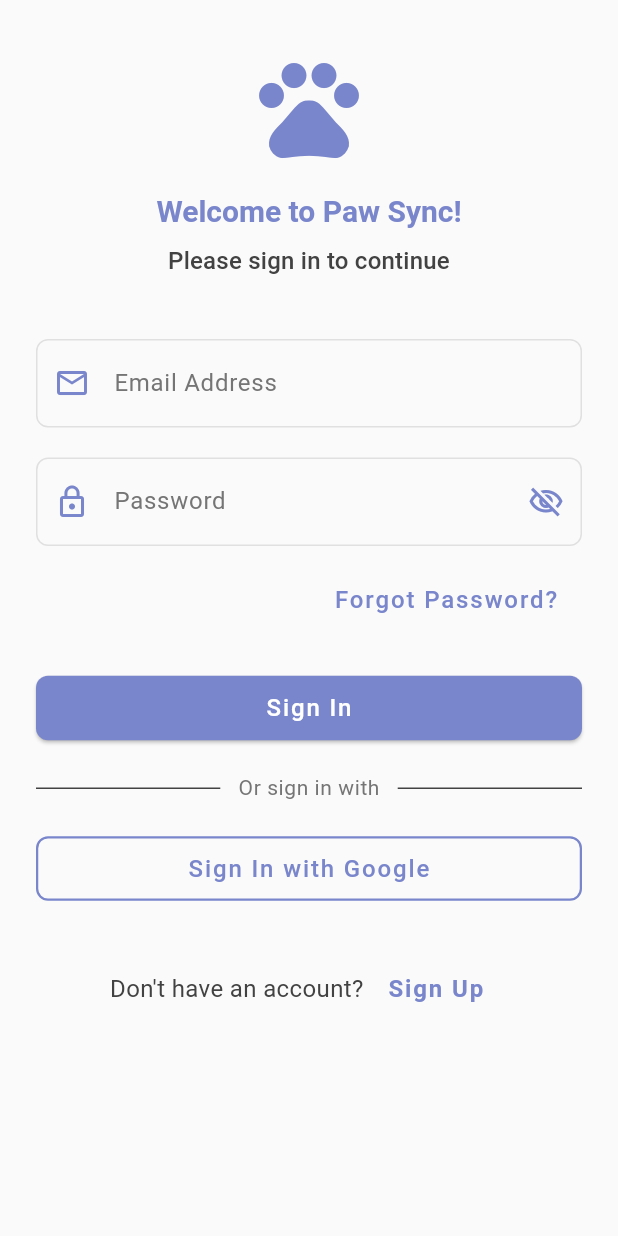
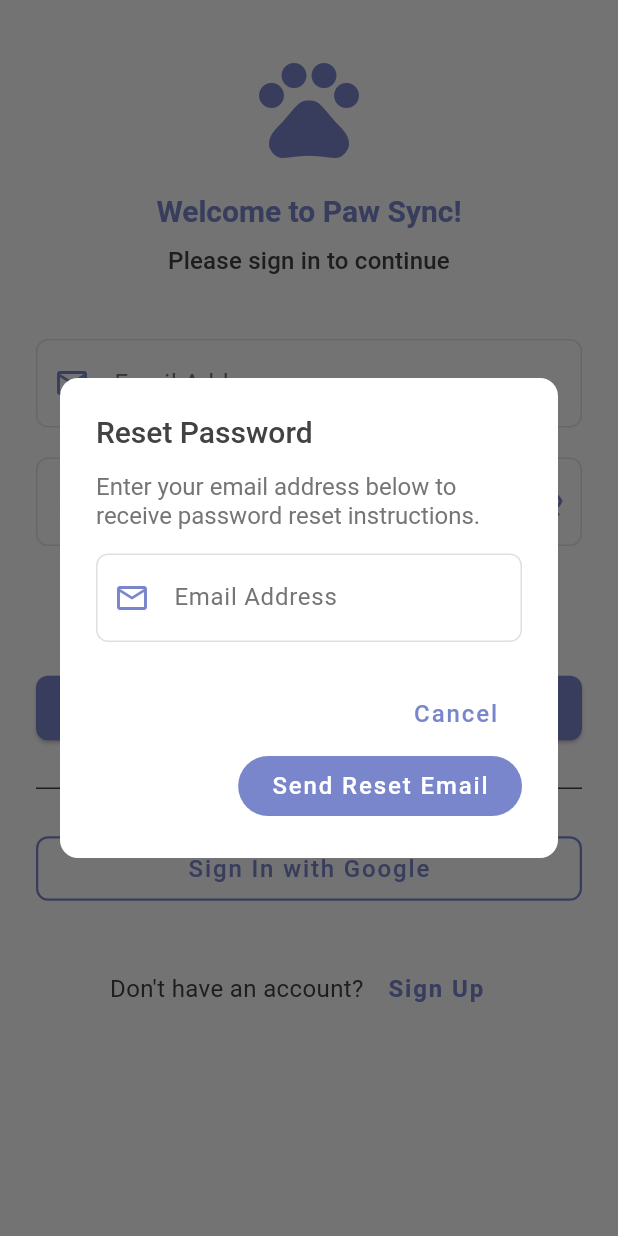
Before and after one commit to JSchilliger/pawsync-extended, a Flutter app: the screen it shows after launch, after a tap on "Forgot Password?", on a phone screen of 412 x 824 dp. Run offline on Flutter 3.47's test engine with Material 3 defaults, Android fonts, the phone set to English and light mode, and no system bars; our stand-ins replace cloud_firestore, firebase_auth, firebase_core, flutter_riverpod, go_router, google_sign_in; accounts and stored records are empty; generated files the repository leaves out were written again; Roboto replaces fonts that are missing (RobotoSlab); statements that could not run were skipped.

Commit message:
feat: Complete auth setup with Google Sign-In and Forgot Password
- Added `google_sign_in` dependency to pubspec.yaml.
- Implemented the UI flow for 'Forgot Password' functionality on the LoginScreen, including a dialog for email input and feedback snackbars.
- Connected 'Forgot Password' UI to the `AuthNotifier`'s `sendPasswordResetEmail` method.
- Reviewed and confirmed existing Google Sign-In logic in the repository and notifier.
- Updated a minor comment in AuthNotifier.

User action required:
- Run `flutter pub get`.
- Ensure Firebase platform-specific configuration for Google Sign-In (SHA-1 for Android, URL Scheme for iOS) is complete.
- Run `flutterfire configure` to ensure `firebase_options.dart` is current.
- Thoroughly test all authentication flows.

```diff
--- a/paw_sync/lib/core/auth/notifiers/auth_notifier.dart
+++ b/paw_sync/lib/core/auth/notifiers/auth_notifier.dart
@@ -77,7 +77,8 @@ class AuthNotifier extends AsyncNotifier<fb_auth.User?> {
       await ref.read(authRepositoryProvider).signInWithGoogle();
       // authStateChangesProvider should reflect the new user on successful Google Sign-In.
     } catch (e, s) {
-      // This will catch the UnimplementedError from the repository for now.
+      // If signInWithGoogle fails (e.g., user cancels, network issue, Firebase config error),
+      // it will throw an exception caught here.
       state = AsyncError(e, s);
     }
   }
--- a/paw_sync/lib/core/auth/screens/login_screen.dart
+++ b/paw_sync/lib/core/auth/screens/login_screen.dart
@@ -51,14 +51,19 @@ class _LoginScreenState extends ConsumerState<LoginScreen> {
     final colorScheme = Theme.of(context).colorScheme;
     final authState = ref.watch(authNotifierProvider); // Watch the auth state
 
-    // Listen to auth state for showing SnackBars on error
+    // Listen to auth state for showing SnackBars on error for general auth operations
     ref.listen<AsyncValue>(
       authNotifierProvider,
       (previous, next) {
         if (next.hasError && !next.isLoading) {
+          // Avoid showing snackbar if it's a specific error handled elsewhere (e.g., dialog)
+          // This is a general catch-all.
+          final errorMessage = next.error is AuthRepositoryException
+              ? (next.error as AuthRepositoryException).message
+              : next.error.toString();
           ScaffoldMessenger.of(context).showSnackBar(
             SnackBar(
-              content: Text(next.error.toString()), // Basic error display
+              content: Text(errorMessage),
               backgroundColor: colorScheme.error,
             ),
           );
@@ -173,10 +178,7 @@ class _LoginScreenState extends ConsumerState<LoginScreen> {
                   Align(
                     alignment: Alignment.centerRight,
                     child: TextButton(
-                      onPressed: () {
-                        // TODO: Implement forgot password logic
-                        print('Forgot password pressed');
-                      },
+                      onPressed: () => _showForgotPasswordDialog(context, ref),
                       child: Text(
                         'Forgot Password?',
                         style: TextStyle(color: colorScheme.primary),
@@ -262,4 +264,107 @@ class _LoginScreenState extends ConsumerState<LoginScreen> {
       ),
     );
   }
+
+  // Method to show the forgot password dialog
+  void _showForgotPasswordDialog(BuildContext context, WidgetRef ref) {
+    final TextEditingController emailController = TextEditingController();
+    final GlobalKey<FormState> dialogFormKey = GlobalKey<FormState>();
+    final colorScheme = Theme.of(context).colorScheme;
+
+    showDialog(
+      context: context,
+      builder: (BuildContext dialogContext) {
+        return AlertDialog(
+          title: const Text('Reset Password'),
+          content: Form(
+            key: dialogFormKey,
+            child: Column(
+              mainAxisSize: MainAxisSize.min,
+              children: <Widget>[
+                const Text('Enter your email address below to receive password reset instructions.'),
+                const SizedBox(height: 16),
+                TextFormField(
+                  controller: emailController,
+                  decoration: InputDecoration(
+                    labelText: 'Email Address',
+                    hintText: 'you@example.com',
+                    prefixIcon: Icon(Icons.email_outlined, color: colorScheme.primary),
+                  ),
+                  keyboardType: TextInputType.emailAddress,
+                  validator: (value) {
+                    if (value == null || value.trim().isEmpty) {
+                      return 'Please enter your email address.';
+                    }
+                    final emailRegex = RegExp(r"^[a-zA-Z0-9.a-zA-Z0-9.!#$%&'*+-/=?^_`{|}~]+@[a-zA-Z0-9]+\.[a-zA-Z]+");
+                    if (!emailRegex.hasMatch(value)) {
+                      return 'Please enter a valid email address.';
+                    }
+                    return null;
+                  },
+                  autovalidateMode: AutovalidateMode.onUserInteraction,
+                ),
+              ],
+            ),
+          ),
+          actions: <Widget>[
+            TextButton(
+              child: const Text('Cancel'),
+              onPressed: () {
+                Navigator.of(dialogContext).pop();
+              },
+            ),
+            FilledButton( // Using FilledButton for primary action in dialog
+              child: const Text('Send Reset Email'),
+              onPressed: () async {
+                if (dialogFormKey.currentState?.validate() ?? false) {
+                  final email = emailController.text.trim();
+                  try {
+                    // Call the method from AuthNotifier
+                    // Note: We don't use ref.watch here as it's an action.
+                    // The authNotifierProvider itself isn't directly tracking reset password state,
+                    // so we directly call the method. Feedback is manual via SnackBar.
+                    await ref.read(authNotifierProvider.notifier).sendPasswordResetEmail(email: email);
+
+                    Navigator.of(dialogContext).pop(); // Close dialog
+
+                    if (mounted) { // Check if the widget is still in the tree
+                      ScaffoldMessenger.of(context).showSnackBar(
+                        SnackBar(
+                          content: Text('Password reset email sent to $email.'),
+                          backgroundColor: Colors.green,
+                        ),
+                      );
+                    }
+                  } catch (e) {
+                    // Error handling directly here for the dialog's context
+                    Navigator.of(dialogContext).pop(); // Close dialog
+                    if (mounted) { // Check if the widget is still in the tree
+                      final errorMessage = e is AuthRepositoryException ? e.message : e.toString();
+                      ScaffoldMessenger.of(context).showSnackBar(
+                        SnackBar(
+                          content: Text('Error: $errorMessage'),
+                          backgroundColor: Theme.of(context).colorScheme.error,
+                        ),
+                      );
+                    }
+                  } finally {
+                     emailController.dispose();
+                  }
+                }
+              },
+            ),
+          ],
+        );
+      },
+    ).then((_) {
+      // Ensure controller is disposed if dialog is dismissed by tapping outside
+      // This is a bit of a safety net, primary disposal is in the 'Send Reset Email' onPressed.
+      // However, to be absolutely sure, we can try to dispose it here,
+      // but it might have already been disposed.
+      // A more robust way would be to manage the controller's lifecycle with the dialog's state.
+      // For this scope, this is a reasonable attempt.
+      // emailController.dispose(); // This might cause an error if already disposed.
+      // A simple way: just let it be, or use a StatefulWidget for the dialog content.
+    });
+  }
 }
--- a/paw_sync/pubspec.yaml
+++ b/paw_sync/pubspec.yaml
@@ -49,7 +49,7 @@ dependencies:
 
   # --- TODO: Potential Future Dependencies ---
   # TODO (Auth): Add google_sign_in for Google authentication.
-  # google_sign_in: ^latest_version
+  google_sign_in: ^6.2.1 # Added for Google Sign-In functionality
 
   # TODO (UI/UX): Add image_picker for selecting photos (pet profiles, user profiles).
   # image_picker: ^latest_version
```
